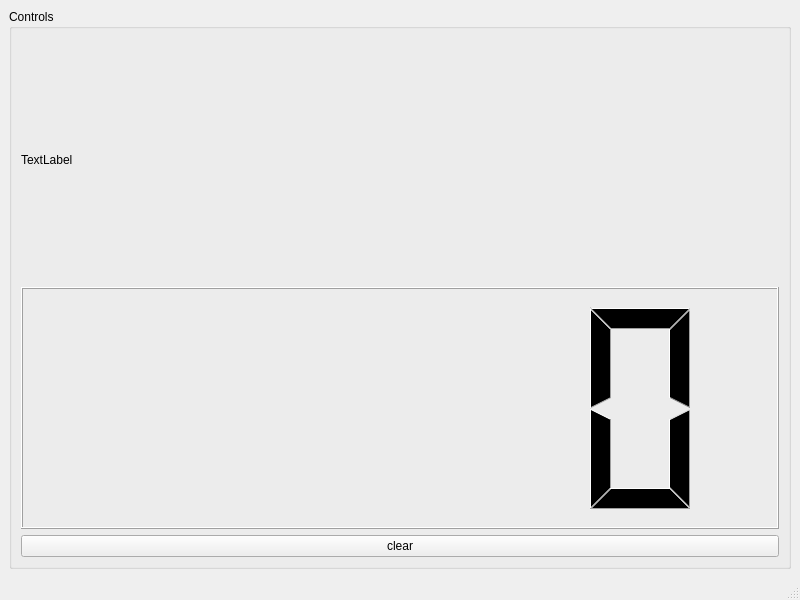
The window that MNIST/MainWindow.ui (NCCA/SEForMedia) describes before a commit, drawn with Qt 5.
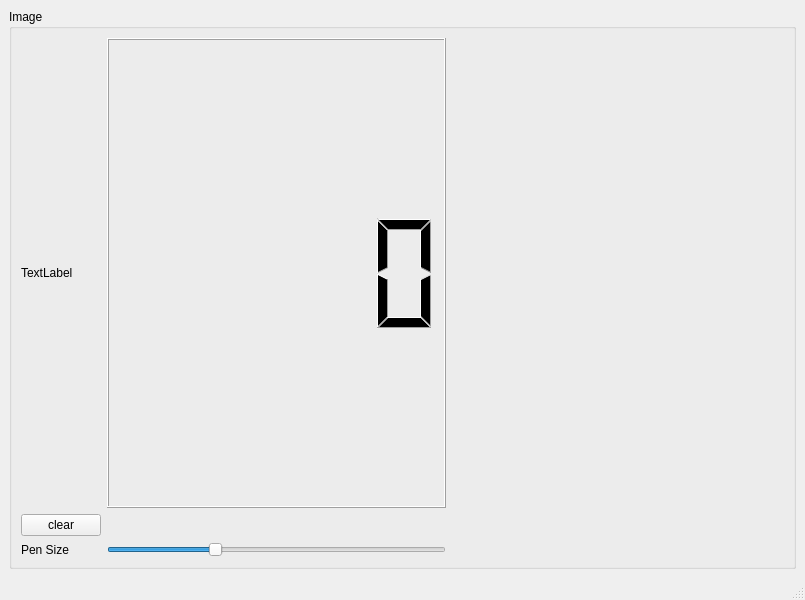
The same window after the commit.

Commit message: tidy ups for the gui demo

```diff
--- a/MNIST/MainWindow.ui
+++ b/MNIST/MainWindow.ui
@@ -6,7 +6,7 @@
    <rect>
     <x>0</x>
     <y>0</y>
-    <width>800</width>
+    <width>805</width>
     <height>600</height>
    </rect>
   </property>
@@ -14,30 +14,66 @@
    <string>MainWindow</string>
   </property>
   <widget class="QWidget" name="centralwidget">
-   <layout class="QHBoxLayout" name="horizontalLayout">
-    <item>
+   <layout class="QGridLayout" name="grid_layout">
+    <item row="0" column="0">
      <widget class="QGroupBox" name="groupBox_2">
       <property name="title">
-       <string>Controls</string>
+       <string>Image</string>
       </property>
-      <layout class="QVBoxLayout" name="verticalLayout">
-       <item>
+      <layout class="QGridLayout" name="gridLayout">
+       <item row="0" column="0">
         <widget class="QLabel" name="image_label">
          <property name="text">
           <string>TextLabel</string>
          </property>
         </widget>
        </item>
-       <item>
+       <item row="3" column="0">
+        <widget class="QLabel" name="label">
+         <property name="text">
+          <string>Pen Size</string>
+         </property>
+        </widget>
+       </item>
+       <item row="0" column="1">
         <widget class="QLCDNumber" name="numbers"/>
        </item>
-       <item>
+       <item row="2" column="0">
         <widget class="QPushButton" name="clear_button">
          <property name="text">
           <string>clear</string>
          </property>
         </widget>
        </item>
+       <item row="3" column="1">
+        <widget class="QSlider" name="pen_size">
+         <property name="minimum">
+          <number>1</number>
+         </property>
+         <property name="maximum">
+          <number>30</number>
+         </property>
+         <property name="value">
+          <number>10</number>
+         </property>
+         <property name="orientation">
+          <enum>Qt::Horizontal</enum>
+         </property>
+        </widget>
+       </item>
+       <item row="0" column="2">
+        <spacer name="horizontalSpacer">
+         <property name="orientation">
+          <enum>Qt::Horizontal</enum>
+         </property>
+         <property name="sizeHint" stdset="0">
+          <size>
+           <width>40</width>
+           <height>20</height>
+          </size>
+         </property>
+        </spacer>
+       </item>
       </layout>
      </widget>
     </item>
```
Left out of the diff: 2 changed lines with no effect on the pictures. The commit also changes 3 other files.
